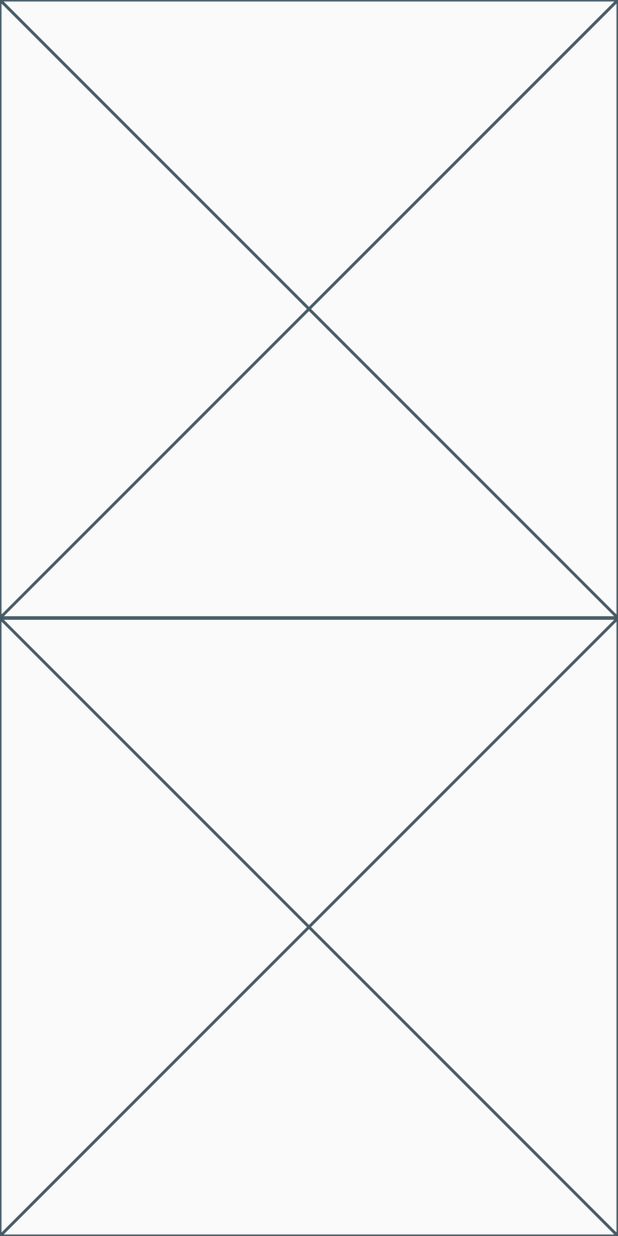
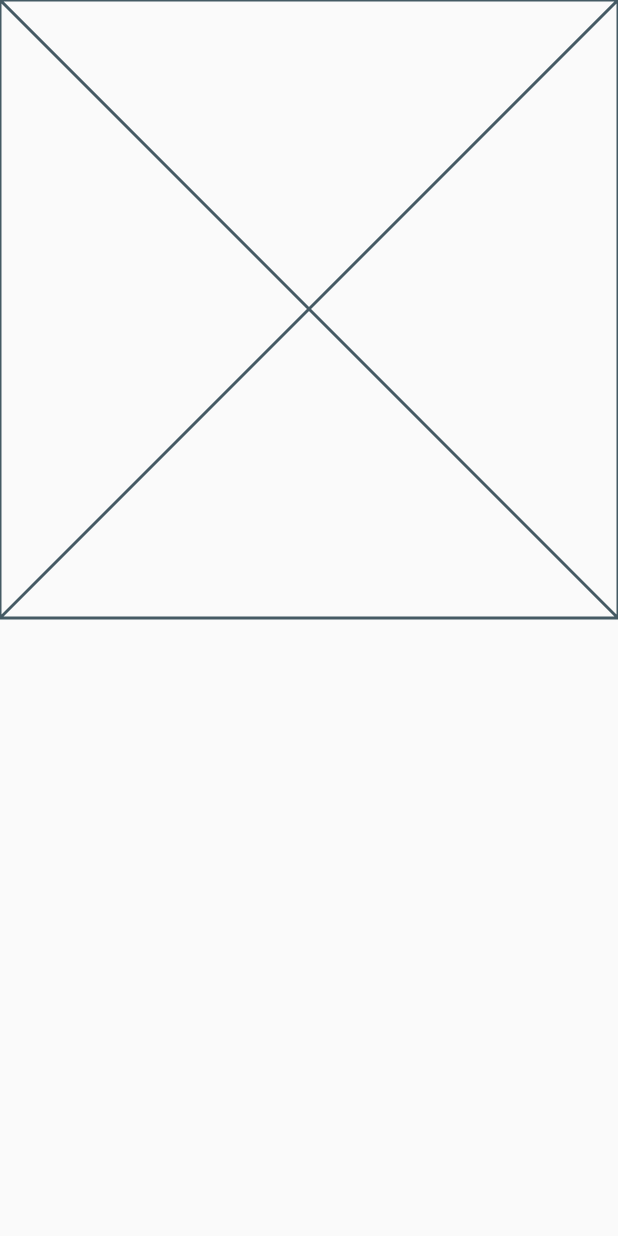
Before and after one commit to JAICHANGPARK/flutter_notebook_8th_story, a Flutter app: the ProfilePage screen opened directly, on a phone screen of 412 x 824 dp. Run offline on Flutter 3.47's test engine with Material 2 defaults, Android fonts, the phone set to English and light mode, and no system bars; our stand-ins replace badges, flutter_hooks, google_fonts, hooks_riverpod, state_notifier; network calls fail.

Commit message:
Update profile_page.dart

```diff
--- a/lib/ep580_linkedin_app/profile_page.dart
+++ b/lib/ep580_linkedin_app/profile_page.dart
@@ -16,7 +16,11 @@ class _ProfilePageState extends State<ProfilePage> {
             child: Placeholder(),
           ),
           Expanded(
-            child: Placeholder(),
+            child: Column(
+              children: [
+
+              ],
+            ),
           )
 
         ],
```
